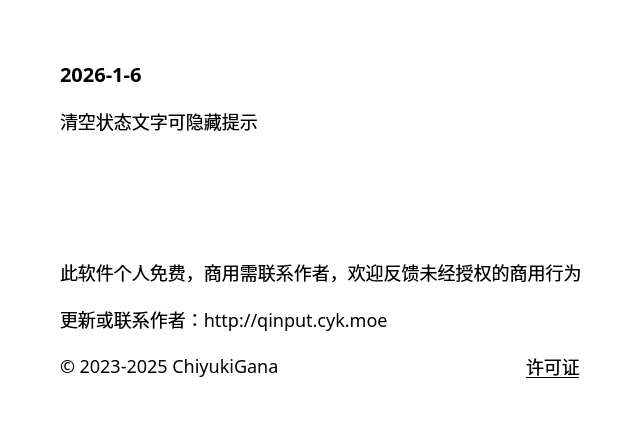
The window that source/ui/AboutUi.ui (ChiyukiGana/Quickinput) describes before a commit, drawn with Qt 5.
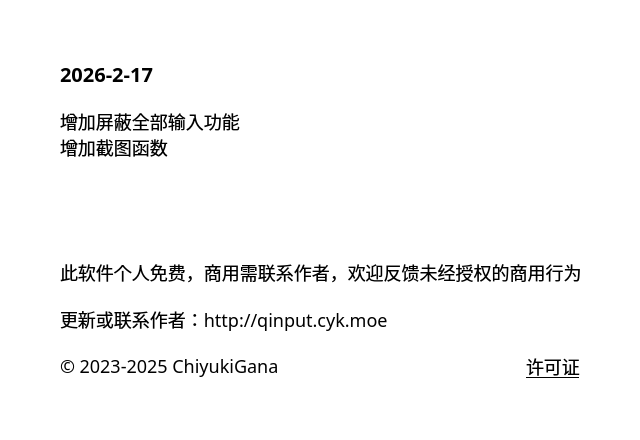
The same window after the commit.

The edit to the form file:
```diff
--- a/source/ui/AboutUi.ui
+++ b/source/ui/AboutUi.ui
@@ -69,7 +69,7 @@
       <string notr="true">font-size:20px</string>
      </property>
      <property name="text">
-      <string>2026-1-6</string>
+      <string>2026-2-17</string>
      </property>
      <property name="textFormat">
       <enum>Qt::TextFormat::PlainText</enum>
@@ -85,7 +85,8 @@
       </sizepolicy>
      </property>
      <property name="text">
-      <string>清空状态文字可隐藏提示</string>
+      <string>增加屏蔽全部输入功能
+增加截图函数</string>
      </property>
      <property name="textFormat">
       <enum>Qt::TextFormat::PlainText</enum>
```
